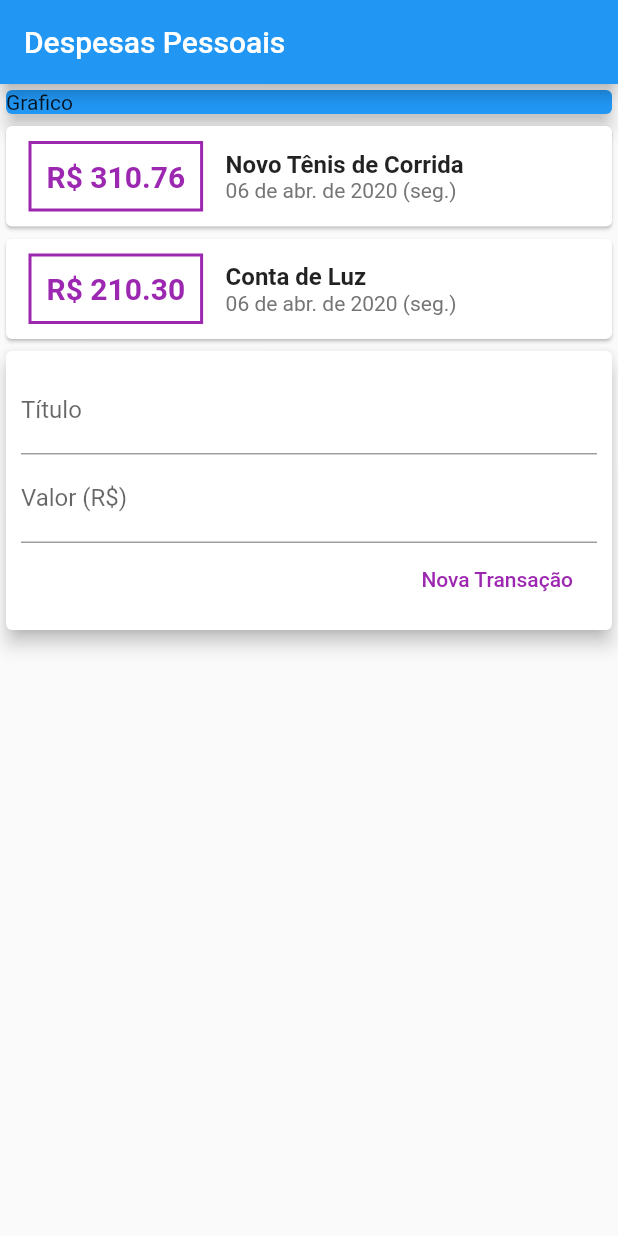
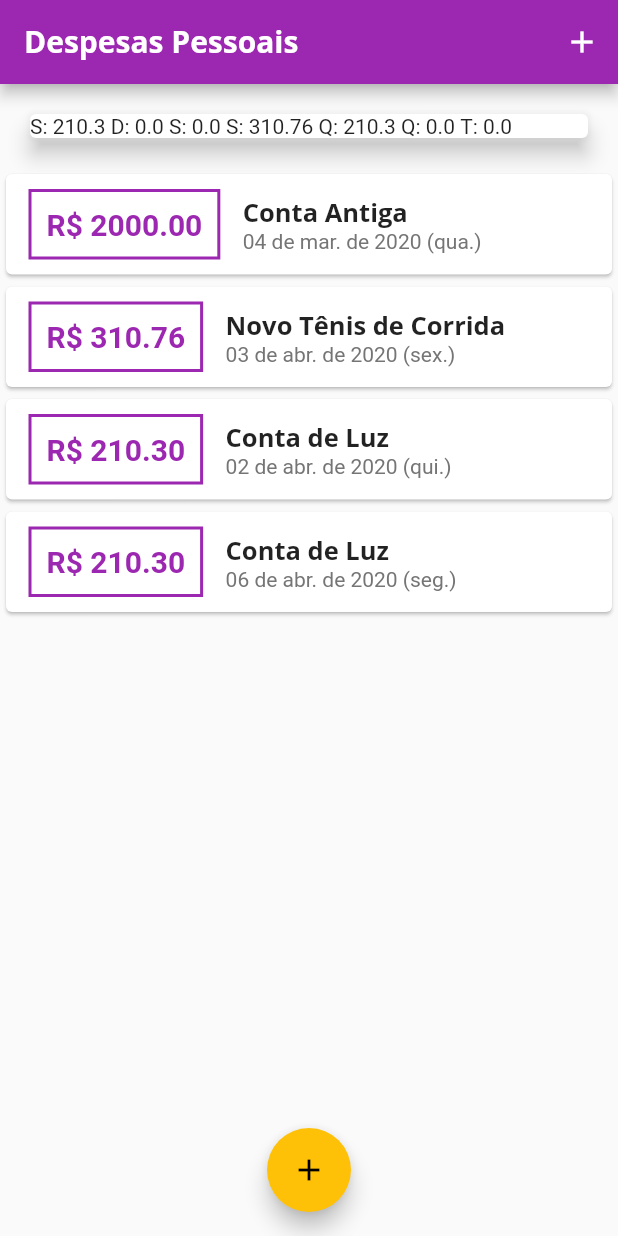
Before and after one commit to thiagobilan/expenses, a Flutter app: the screen it shows after launch, on a phone screen of 412 x 824 dp. Run offline on Flutter 3.47's test engine with Material 2 defaults, Android fonts, the phone set to English and light mode, and no system bars.

Commit message:
Terminando a UI dos valores

```diff
--- /dev/null
+++ b/lib/components/chart.dart
@@ -0,0 +1,50 @@
+import 'package:flutter/material.dart';
+import '../models/transaction.dart';
+import 'package:intl/intl.dart';
+
+class Chart extends StatelessWidget {
+  final List<Transaction> recentTransaction;
+
+  Chart(this.recentTransaction);
+
+  List<Map<String, Object>> get groupedTransactions {
+    return List.generate(7, (index) {
+      final weekDay = DateTime.now().subtract(
+        Duration(days: index),
+      );
+
+      double totalSum = 0.0;
+
+      for (var i = 0; i < recentTransaction.length; i++) {
+        bool sameDay = recentTransaction[i].date.day == weekDay.day;
+        bool sameMonth = recentTransaction[i].date.month == weekDay.month;
+        bool sameYear = recentTransaction[i].date.year == weekDay.year;
+
+        if (sameDay && sameMonth && sameYear) {
+          totalSum += recentTransaction[i].value;
+        }
+      }
+      print(DateFormat.E('pt_BR').format(weekDay)[0].toUpperCase());
+      print(totalSum);
+
+      return {
+        'day': DateFormat.E('pt_BR').format(weekDay)[0].toUpperCase(),
+        'value': totalSum,
+      };
+    });
+  }
+
+  @override
+  Widget build(BuildContext context) {
+    groupedTransactions;
+    return Card(
+      elevation: 6,
+      margin: EdgeInsets.all(20),
+      child: Row(
+        children: groupedTransactions.map((tr) {
+          return Text('${tr['day']}: ${tr['value']} ');
+        }).toList(),
+      ),
+    );
+  }
+}
--- /dev/null
+++ b/lib/components/charts_bar.dart
@@ -0,0 +1,19 @@
+import 'package:expenses/models/transaction.dart';
+import 'package:flutter/material.dart';
+
+class ChartBar extends StatelessWidget {
+  final String label;
+  final double valor;
+  final double percentage;
+
+  ChartBar({
+    this.label,
+    this.valor,
+    this.percentage,
+  });
+
+  @override
+  Widget build(BuildContext context) {
+    return Container();
+  }
+}
--- a/lib/components/transaction_form.dart
+++ b/lib/components/transaction_form.dart
@@ -1,8 +1,29 @@
 import 'package:flutter/material.dart';
 
-class TransactionForm extends StatelessWidget {
+class TransactionForm extends StatefulWidget {
+  final void Function(String, double) onSubmit;
+
+  TransactionForm(this.onSubmit);
+
+  @override
+  _TransactionFormState createState() => _TransactionFormState();
+}
+
+class _TransactionFormState extends State<TransactionForm> {
   final titleController = TextEditingController();
+
   final valueController = TextEditingController();
+
+  _submitForm() {
+    final title = titleController.text;
+    final value = double.tryParse(valueController.text) ?? 0.0;
+    print('TESTE!!!');
+    if (title.isEmpty || value <= 0) {
+      return;
+    }
+    widget.onSubmit(title, value);
+  }
+
   @override
   Widget build(BuildContext context) {
     return Card(
@@ -13,12 +34,16 @@ class TransactionForm extends StatelessWidget {
           children: <Widget>[
             TextField(
               controller: titleController,
+              textInputAction: TextInputAction.next,
+              onSubmitted: (_) => FocusScope.of(context).nextFocus(),
               decoration: InputDecoration(
                 labelText: 'Título',
               ),
             ),
             TextField(
               controller: valueController,
+              keyboardType: TextInputType.numberWithOptions(decimal: true),
+              onSubmitted: (_)=>_submitForm(),
               decoration: InputDecoration(
                 labelText: 'Valor (R\$)',
               ),
@@ -31,10 +56,7 @@ class TransactionForm extends StatelessWidget {
                     'Nova Transação',
                   ),
                   textColor: Colors.purple,
-                  onPressed: () {
-                    print(titleController.text);
-                    print(valueController.text);
-                  },
+                  onPressed: _submitForm,
                 ),
               ],
             )
--- a/lib/components/transaction_list.dart
+++ b/lib/components/transaction_list.dart
@@ -2,17 +2,38 @@ import 'package:expenses/models/transaction.dart';
 import 'package:flutter/material.dart';
 import 'package:intl/intl.dart';
 
-
 class TransactionList extends StatelessWidget {
-
   final List<Transaction> transactions;
 
   TransactionList(this.transactions);
 
   @override
   Widget build(BuildContext context) {
-    return  Column(
-            children: transactions.map((tr) {
+    return Container(
+      height: 300,
+      child: transactions.isEmpty
+          ? Column(
+              children: <Widget>[
+                Text(
+                  'Nenhuma Transação Cadastrada!',
+                  style: Theme.of(context).textTheme.title,
+                ),
+                SizedBox(
+                  height: 20,
+                ),
+                Container(
+                  height: 200,
+                  child: Image.asset(
+                    'assets/images/waiting.png',
+                    fit: BoxFit.cover,
+                  ),
+                ),
+              ],
+            )
+          : ListView.builder(
+              itemCount: transactions.length,
+              itemBuilder: (ctx, index) {
+                final tr = transactions[index];
                 return Card(
                   child: Row(
                     children: <Widget>[
@@ -23,14 +44,14 @@ class TransactionList extends StatelessWidget {
                         ),
                         decoration: BoxDecoration(
                             border: Border.all(
-                        color: Colors.purple,
+                          color: Theme.of(context).primaryColor,
                           width: 2,
                         )),
                         padding: EdgeInsets.all(10),
                         child: Text(
                           'R\$ ${tr.value.toStringAsFixed(2)}',
                           style: TextStyle(
-                            color: Colors.purple,
+                              color: Theme.of(context).primaryColor,
                               fontSize: 20,
                               fontWeight: FontWeight.bold),
                         ),
@@ -40,10 +61,11 @@ class TransactionList extends StatelessWidget {
                         children: <Widget>[
                           Text(
                             tr.title,
-                          style: TextStyle(
-                            fontSize: 16,
-                            fontWeight: FontWeight.bold,
-                          ),
+                            style: Theme.of(context).textTheme.title,
+                            // style: TextStyle(
+                            //   fontSize: 16,
+                            //   fontWeight: FontWeight.bold,
+                            // ),
                           ),
                           Text(
                             DateFormat("dd 'de' MMM 'de' y (E)", 'pt_BR')
@@ -57,7 +79,8 @@ class TransactionList extends StatelessWidget {
                     ],
                   ),
                 );
-            }).toList(),
+              },
+            ),
     );
   }
 }
--- a/lib/components/transaction_user.dart
+++ /dev/null
@@ -1,32 +0,0 @@
-import 'package:expenses/components/transaction_form.dart';
-import 'package:expenses/components/transaction_list.dart';
-import 'package:expenses/models/transaction.dart';
-import 'package:flutter/material.dart';
-
-class TransectionUser extends StatefulWidget {
-  _TransectionUserState createState() => _TransectionUserState();
-}
-class _TransectionUserState extends State<TransectionUser> {
-  final _transaction = [
-    Transaction(
-        id: 't1',
-        title: 'Novo Tênis de Corrida',
-        value: 310.76,
-        date: DateTime.now()),
-    Transaction(
-      id: 't2',
-      title: 'Conta de Luz',
-      value: 210.30,
-      date: DateTime.now(),
-    ),
-  ];
-  @override
-  Widget build(BuildContext context) {
-    return Column(
-      children: <Widget>[
-        TransactionList(_transaction),
-        TransactionForm(),
-      ],
-    );
-  }
-}
--- a/lib/main.dart
+++ b/lib/main.dart
@@ -1,4 +1,8 @@
-import 'package:expenses/components/transaction_user.dart';
+import 'dart:math';
+import 'package:expenses/components/chart.dart';
+import 'package:expenses/components/transaction_form.dart';
+import 'package:expenses/components/transaction_list.dart';
+import 'package:expenses/models/transaction.dart';
 import 'package:flutter/material.dart';
 import 'package:flutter_localizations/flutter_localizations.dart';
 
@@ -8,35 +12,130 @@ class ExpensesApp extends StatelessWidget {
   @override
   Widget build(BuildContext context) {
     return MaterialApp(
+      debugShowCheckedModeBanner: false,
       localizationsDelegates: [
         GlobalMaterialLocalizations.delegate,
         GlobalWidgetsLocalizations.delegate
       ],
       supportedLocales: [const Locale('pt', 'BR')],
       home: MyHomePage(),
+      theme: ThemeData(
+        primarySwatch: Colors.purple,
+        accentColor: Colors.amber,
+        fontFamily: 'Quicksand',
+        textTheme: ThemeData.light().textTheme.copyWith(
+              title: TextStyle(
+                fontFamily: 'OpenSans',
+                fontSize: 17,
+                fontWeight: FontWeight.bold,
+              ),
+            ),
+        appBarTheme: AppBarTheme(
+          textTheme: ThemeData.light().textTheme.copyWith(
+                title: TextStyle(
+                  fontFamily: 'OpenSans',
+                  fontSize: 20,
+                  fontWeight: FontWeight.bold,
+                ),
+              ),
+        ),
+      ),
     );
   }
 }
 
-class MyHomePage extends StatelessWidget {
+class MyHomePage extends StatefulWidget {
+  @override
+  _MyHomePageState createState() => _MyHomePageState();
+}
+
+class _MyHomePageState extends State<MyHomePage> {
+  _addTransaction(String title, double value) {
+    final newTransaction = Transaction(
+      id: Random().nextDouble().toString(),
+      title: title,
+      value: value,
+      date: DateTime.now(),
+    );
+    setState(() {
+      _transaction.add(newTransaction);
+    });
+    Navigator.of(context).pop();
+  }
+
+  final List<Transaction> _transaction = [
+    Transaction(
+      id: 't0',
+      title: 'Conta Antiga',
+      value: 2000.00,
+      date: DateTime.now().subtract(Duration(days: 33)),
+    ),
+    Transaction(
+      id: 't1',
+      title: 'Novo Tênis de Corrida',
+      value: 310.76,
+      date: DateTime.now().subtract(Duration(days: 3)),
+    ),
+    Transaction(
+      id: 't2',
+      title: 'Conta de Luz',
+      value: 210.30,
+      date: DateTime.now().subtract(Duration(days: 4)),
+    ),
+    Transaction(
+      id: 't3',
+      title: 'Conta de Luz',
+      value: 210.30,
+      date: DateTime.now(),
+    ),
+  ];
+
+  List<Transaction> get _recentTransactions {
+    return _transaction.where((tr) {
+      return tr.date.isAfter(DateTime.now().subtract(
+        Duration(days: 7),
+      ));
+    }).toList();
+  }
+
+  _openTransactionFormModal(BuildContext context) {
+    showModalBottomSheet(
+      context: context,
+      builder: (ctx) {
+        return TransactionForm(_addTransaction);
+      },
+    );
+  }
+
   @override
   Widget build(BuildContext context) {
     return Scaffold(
       appBar: AppBar(
-        title: Text('Despesas Pessoais'),
-      ),
-      body: Column(
-        crossAxisAlignment: CrossAxisAlignment.stretch,
-        children: <Widget>[
-          Container(
-            child: Card(
-              color: Colors.blue,
-              child: Text('Grafico'),
-              elevation: 5,
-            ),
-          ),TransectionUser(),
+        title: Text(
+          'Despesas Pessoais',
+          //style: TextStyle(fontFamily: 'OpenSans'),
+        ),
+        actions: <Widget>[
+          IconButton(
+            icon: Icon(Icons.add),
+            onPressed: () => _openTransactionFormModal(context),
+          )
         ],
       ),
+      body: SingleChildScrollView(
+        child: Column(
+          crossAxisAlignment: CrossAxisAlignment.stretch,
+          children: <Widget>[
+            Chart(_recentTransactions),
+            TransactionList(_transaction),
+          ],
+        ),
+      ),
+      floatingActionButton: FloatingActionButton(
+        child: Icon(Icons.add),
+        onPressed: () => _openTransactionFormModal(context),
+      ),
+      floatingActionButtonLocation: FloatingActionButtonLocation.centerFloat,
     );
   }
 }
```
Also changed, not shown: pubspec.yaml (+13 -8 lines), assets/fonts/OpenSans-Bold.ttf (added), assets/fonts/OpenSans-Regular.ttf (added), assets/fonts/Quicksand-Bold.ttf (added), assets/fonts/Quicksand-Light.ttf (added), assets/fonts/Quicksand-Medium.ttf (added), assets/fonts/Quicksand-Regular.ttf (added), assets/images/waiting.png (added). Lines whose indentation alone changed are shown as unchanged.
